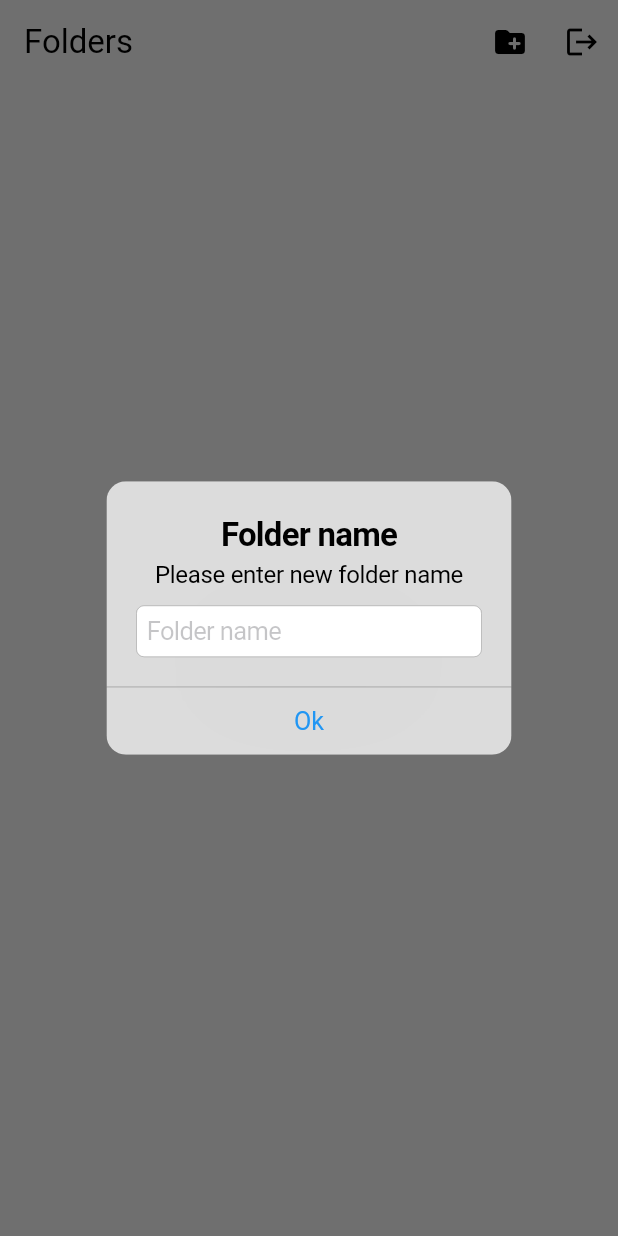
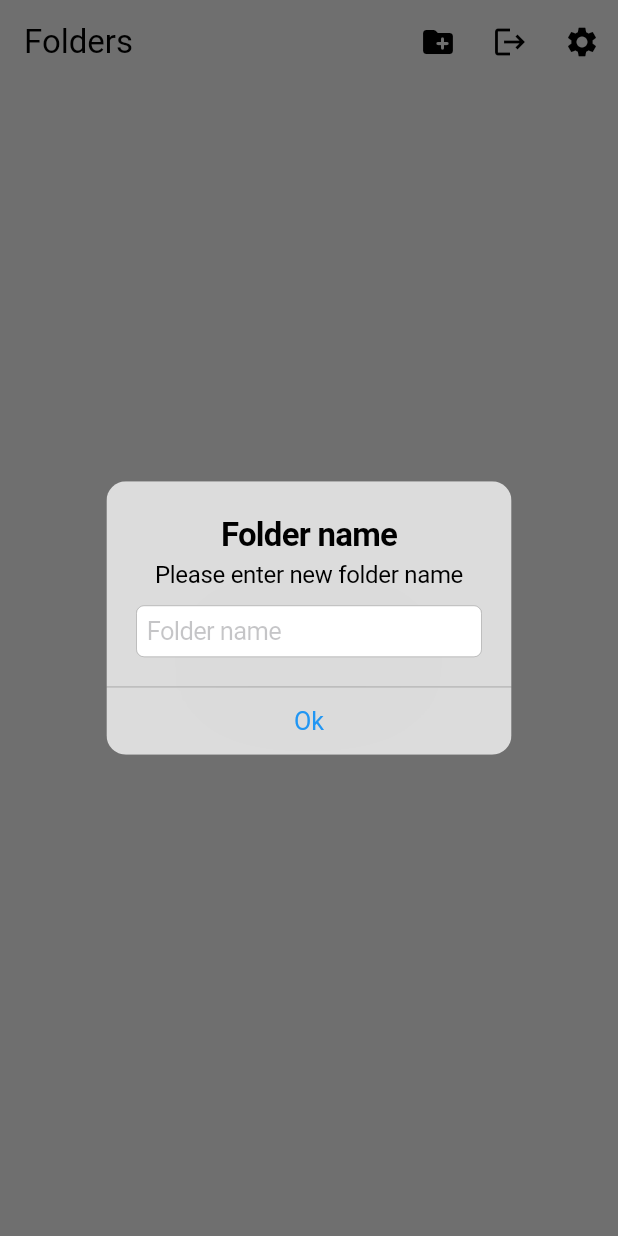
Before and after one commit to Voshiii/Flutter-Image-Library, a Flutter app: the HomeScreen screen opened directly, after a tap on the "create new folder" icon, on a phone screen of 412 x 824 dp. Run offline on Flutter 3.47's test engine with Material 3 defaults, Android fonts, the phone set to English and light mode, and no system bars; our stand-ins replace flutter_dotenv, flutter_secure_storage, image_gallery_saver, image_picker, internet_connection_checker_plus, permission_handler and 2 more; accounts and stored records are empty; network calls fail.

Commit message:
[Added+Change] File name + Settings

```diff
--- a/lib/auth/auth.dart
+++ b/lib/auth/auth.dart
@@ -4,7 +4,7 @@ import 'package:flutter/material.dart';
 import 'package:http/http.dart' as http;
 import 'dart:convert';
 import 'package:flutter_secure_storage/flutter_secure_storage.dart';
-import 'package:photo_album/pages/homescreen.dart';
+import 'package:photo_album/pages/home_screen.dart';
 import 'package:flutter_dotenv/flutter_dotenv.dart';
 
 class AuthService {
--- a/lib/components/folder_button.dart
+++ b/lib/components/folder_button.dart
@@ -40,7 +40,7 @@ class MyFolderButton extends StatelessWidget {
                 children: [
                   Icon(
                     Icons.folder,
-                    size: 50,
+                    size: 65,
                     color: Colors.blue,
                   ),
                   Text(text)
--- a/lib/components/my_delete_popup.dart
+++ b/lib/components/my_delete_popup.dart
@@ -28,12 +28,16 @@ class _MyDeleteDialogState extends State<MyDeleteDialog> {
               TextSpan(
                 children: [
                   TextSpan(
-                    text: "Are you sure you want to delete: ",
+                    text: "Are you sure you want to delete folder ",
                     style: TextStyle(fontWeight: FontWeight.normal), // Normal style
                   ),
                   TextSpan(
                     text: widget.folderName,
                     style: TextStyle(fontWeight: FontWeight.bold, fontSize: 22,), // Bold style
+                  ),
+                  TextSpan(
+                    text: "?",
+                    style: TextStyle(fontWeight: FontWeight.normal), // Normal style
                   ),
                 ],
               ),),
--- a/lib/components/pop_up.dart
+++ b/lib/components/pop_up_add_folder.dart
@@ -1,20 +1,14 @@
 import 'package:flutter/cupertino.dart';
 import 'package:flutter/material.dart';
 import 'package:photo_album/auth/auth.dart';
-// import 'package:photo_album/components/text_field.dart';
 
-class PopUp extends StatelessWidget {
-  final String title;
-  final String content;
-
+class PopUpAddFolder extends StatelessWidget {
   final TextEditingController _textController = TextEditingController();
 
   final AuthService _authService = AuthService();
 
-  PopUp({
+  PopUpAddFolder({
     super.key,
-    required this.title,
-    required this.content,
   });
 
   @override
@@ -22,17 +16,17 @@ class PopUp extends StatelessWidget {
     return
       CupertinoAlertDialog(
       title: Text(
-        title,
+        "Folder name",
         style: TextStyle(fontSize: 22),
       ),
       content: SingleChildScrollView(
         child: Column(
           children: [
             Text(
-              content,
+              "Please enter new folder name",
               style: TextStyle(fontSize: 16),
             ),
-            SizedBox(height: 10), // Add spacing
+            SizedBox(height: 10),
             CupertinoTextField(
               controller: _textController,
               placeholder: "Folder name",
--- a/lib/main.dart
+++ b/lib/main.dart
@@ -1,6 +1,6 @@
 import 'package:flutter/material.dart';
 import 'package:photo_album/auth/auth.dart';
-import 'package:photo_album/pages/homescreen.dart';
+import 'package:photo_album/pages/home_screen.dart';
 import 'package:photo_album/pages/login.dart';
 import 'package:photo_album/themes/theme_provider.dart';
 import 'package:provider/provider.dart';
--- a/lib/pages/homescreen.dart
+++ b/lib/pages/home_screen.dart
@@ -5,8 +5,9 @@ import 'package:photo_album/components/folder_button.dart';
 import 'package:photo_album/components/logout_popup.dart';
 import 'package:photo_album/components/my_delete_popup.dart';
 import 'package:photo_album/components/no_internet.dart';
-import 'package:photo_album/components/pop_up.dart';
+import 'package:photo_album/components/pop_up_add_folder.dart';
 import 'package:photo_album/pages/image_screen.dart';
+import 'package:photo_album/pages/settings_screen.dart';
 import 'package:rive/rive.dart';
 import 'package:internet_connection_checker_plus/internet_connection_checker_plus.dart';
 
@@ -300,7 +301,7 @@ class _HomescreenState extends State<HomeScreen> {
             onPressed: () {
               showDialog(
                 context: context,
-                builder: (BuildContext context) => PopUp(title: "Folder name", content: "Please enter new folder name"),
+                builder: (BuildContext context) => PopUpAddFolder(),
               ).then((reload) {
                 if(reload == true){
                   // Reload page after submitting
@@ -321,7 +322,19 @@ class _HomescreenState extends State<HomeScreen> {
                 }
               })
             },
-            icon: Icon(Icons.logout))
+            icon: Icon(Icons.logout)
+          ),
+          IconButton(
+            onPressed: () => {
+              Navigator.push(
+                context,
+                MaterialPageRoute(
+                  builder: (context) => MySettingsPage(),
+                ),
+              )
+            },
+            icon: Icon(Icons.settings)
+          ),
         ],
       ),
       body: RefreshIndicator(
--- a/lib/pages/image_screen.dart
+++ b/lib/pages/image_screen.dart
@@ -7,7 +7,7 @@ import 'package:photo_album/components/loading_anim.dart';
 import 'package:photo_album/components/my_image_pop_up.dart';
 import 'dart:convert';
 
-import 'package:photo_album/components/pop_up_text.dart';
+import 'package:photo_album/components/image_selector.dart';
 
 class ImageScreen extends StatefulWidget {
   final String folderName;
```
Also changed, not shown: lib/pages/settings_screen.dart (added, +55 -0 lines), lib/components/image_selector.dart (renamed from lib/components/pop_up_text.dart).
